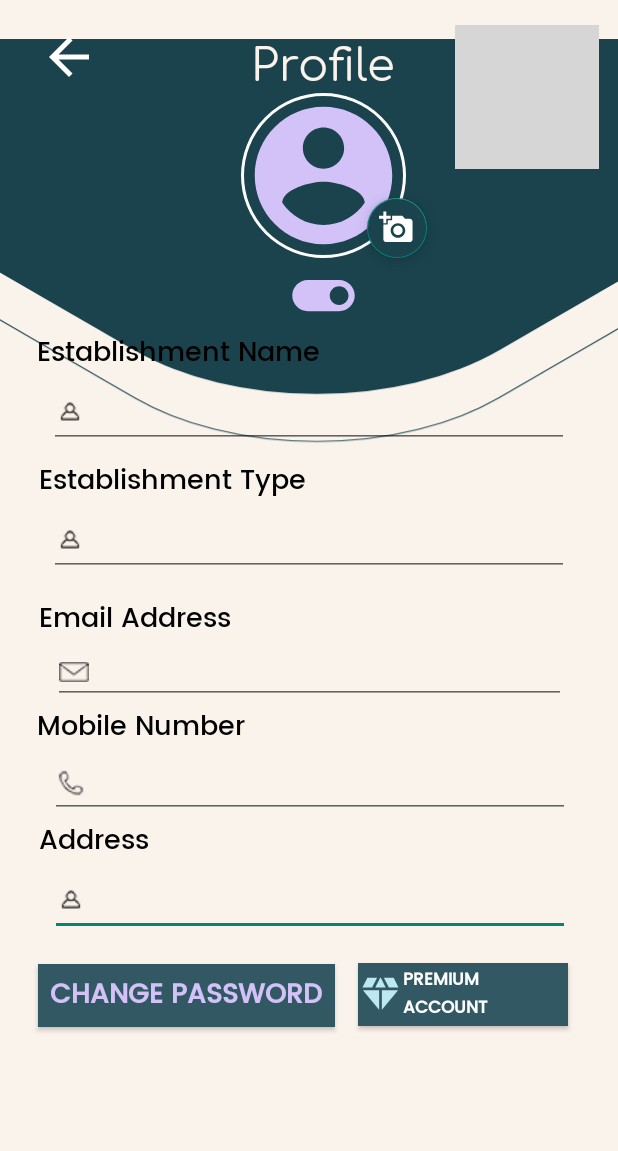
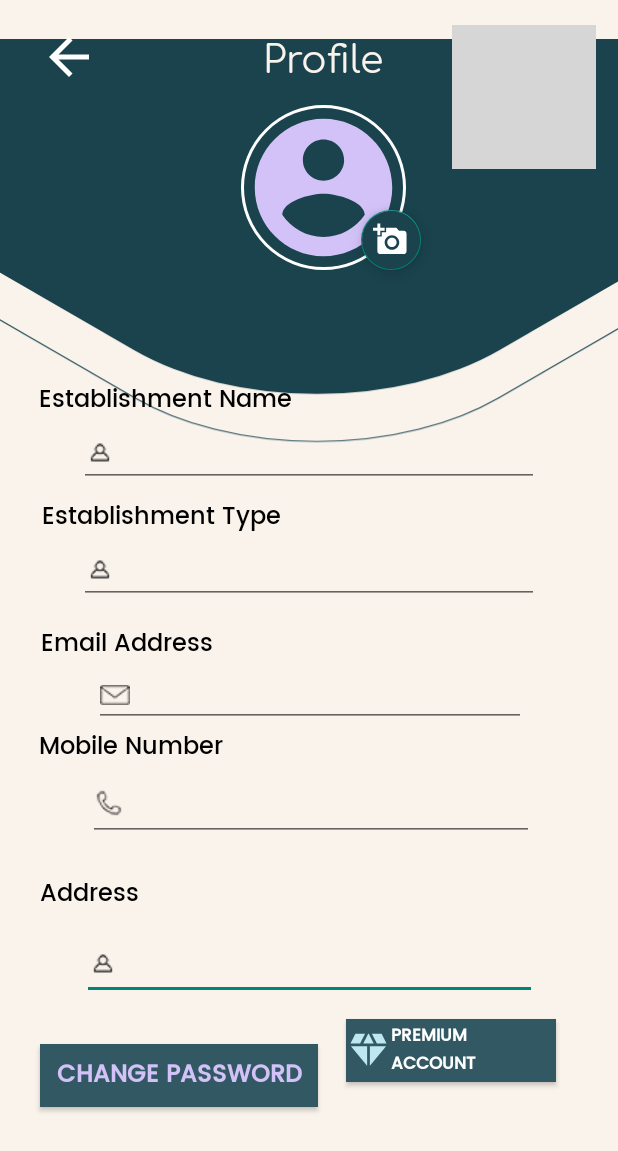
Before and after one commit to angeldhanna/PakigsaBotBusinessOwner, an Android app: the Profile screen opened directly, with no data from a screen before it, on a phone screen of 412 x 824 dp. Shown: the top 1151 px of the screen. Run offline under Robolectric (Android 15) with nearby library versions, the phone set to English and light mode, and no system bars; our stand-ins replace CircleImageView, Firebase (no records; nobody signed in at launch, a user with empty details on screens opened directly), Picasso; libraries missing offline, so code that uses them is left out: com.etebarian.meowbottomnavigation, com.theartofdev.edmodo; 1 statement that could not run was skipped; grey boxes are pictures that could not be loaded.

Commit message:
added subscription terms, adjusted font size

```diff
--- a/app/src/main/AndroidManifest.xml
+++ b/app/src/main/AndroidManifest.xml
@@ -20,6 +20,9 @@
         android:roundIcon="@mipmap/ic_launcher_round"
         android:supportsRtl="true"
         android:theme="@style/Theme.PakigsaBotBusinessOwner">
+        <activity
+            android:name=".PremiumApp.SubscriptionTerms"
+            android:exported="true" />
         <activity
             android:name=".Feedback.ViewFeedbackResto"
             android:exported="true" />
--- a/app/src/main/java/com/capstone/pakigsabotbusinessowner/Reservations/Adapter/RestoReservationsAdapter.java
+++ b/app/src/main/java/com/capstone/pakigsabotbusinessowner/Reservations/Adapter/RestoReservationsAdapter.java
@@ -362,7 +362,7 @@ public class RestoReservationsAdapter extends RecyclerView.Adapter<RestoReservat
                 completed.put("completeReserv_childPax", "0");
                 completed.put("completeReserv_infantPax", "0");
                 completed.put("completeReserv_petPax", "0");
-                completed.put("completeReserv_pax", "1");
+                completed.put("completeReserv_pax", reservationList.getReservePax());
                 completed.put("completeReserv_name", reservationList.getReserveName());
                 completed.put("completeReserv_notes", reservationList.getNotes());
                 completed.put("completeReserv_timeCheckIn", reservationList.getReserveTime());
--- a/app/src/main/res/layout/activity_profile.xml
+++ b/app/src/main/res/layout/activity_profile.xml
@@ -9,8 +9,8 @@
 
     <EditText
         android:id="@+id/addressProfileET"
-        android:layout_width="wrap_content"
-        android:layout_height="wrap_content"
+        android:layout_width="303dp"
+        android:layout_height="47dp"
         android:drawableStart="@drawable/person_icon"
         android:drawablePadding="5dp"
         android:ems="10"
@@ -19,13 +19,12 @@
         android:lineSpacingExtra="5sp"
         android:text="@string/address"
         android:textColor="@color/black"
-        android:textSize="18sp"
+        android:textSize="15sp"
         app:layout_constraintBottom_toBottomOf="parent"
         app:layout_constraintEnd_toEndOf="parent"
-        app:layout_constraintHorizontal_bias="0.514"
         app:layout_constraintStart_toStartOf="parent"
         app:layout_constraintTop_toBottomOf="@+id/textView8"
-        app:layout_constraintVertical_bias="0.0" />
+        app:layout_constraintVertical_bias="0.06" />
 
     <TextView
         android:id="@+id/textView8"
@@ -35,13 +34,13 @@
         android:fontFamily="@font/poppins_medium"
         android:text="@string/address"
         android:textColor="@color/black"
-        android:textSize="18sp"
+        android:textSize="16sp"
         app:layout_constraintBottom_toBottomOf="parent"
         app:layout_constraintEnd_toEndOf="parent"
-        app:layout_constraintHorizontal_bias="0.077"
+        app:layout_constraintHorizontal_bias="0.078"
         app:layout_constraintStart_toStartOf="parent"
         app:layout_constraintTop_toBottomOf="@+id/mobileNumProfileET"
-        app:layout_constraintVertical_bias="0.0" />
+        app:layout_constraintVertical_bias="0.204" />
 
     <ImageView
         android:id="@+id/imageView3"
@@ -63,7 +62,7 @@
         android:fontFamily="@font/poppins_medium"
         android:text="@string/estType"
         android:textColor="@color/black"
-        android:textSize="18sp"
+        android:textSize="16sp"
         app:layout_constraintBottom_toBottomOf="parent"
         app:layout_constraintEnd_toEndOf="parent"
         app:layout_constraintHorizontal_bias="0.112"
@@ -73,21 +72,21 @@
 
     <Button
         android:id="@+id/changePassBtn"
-        android:layout_width="198dp"
+        android:layout_width="185dp"
         android:layout_height="42dp"
         android:layout_marginBottom="16dp"
         android:background="@color/darkbluegreen"
         android:fontFamily="@font/poppins_medium"
         android:text="@string/changePass"
         android:textColor="@color/purple"
-        android:textSize="18sp"
+        android:textSize="16sp"
         android:textStyle="bold"
         app:layout_constraintBottom_toBottomOf="parent"
         app:layout_constraintEnd_toEndOf="parent"
-        app:layout_constraintHorizontal_bias="0.117"
+        app:layout_constraintHorizontal_bias="0.119"
         app:layout_constraintStart_toStartOf="parent"
         app:layout_constraintTop_toBottomOf="@+id/addressProfileET"
-        app:layout_constraintVertical_bias="0.13" />
+        app:layout_constraintVertical_bias="0.294" />
 
     <Button
         android:id="@+id/goPremiumBtn"
@@ -138,7 +137,7 @@
         android:fontFamily="@font/poppins_medium"
         android:text="@string/mobile"
         android:textColor="@color/black"
-        android:textSize="18sp"
+        android:textSize="16sp"
         app:layout_constraintBottom_toBottomOf="parent"
         app:layout_constraintEnd_toEndOf="parent"
         app:layout_constraintHorizontal_bias="0.091"
@@ -153,7 +152,7 @@
         android:fontFamily="@font/poppins_medium"
         android:text="@string/email"
         android:textColor="@color/black"
-        android:textSize="18sp"
+        android:textSize="16sp"
         app:layout_constraintBottom_toBottomOf="parent"
         app:layout_constraintEnd_toEndOf="parent"
         app:layout_constraintHorizontal_bias="0.092"
@@ -181,7 +180,7 @@
         android:fontFamily="@font/comfortaa"
         android:text="@string/prof"
         android:textColor="@color/peach"
-        android:textSize="30sp"
+        android:textSize="25sp"
         app:layout_constraintEnd_toEndOf="parent"
         app:layout_constraintHorizontal_bias="0.53"
         app:layout_constraintStart_toStartOf="parent"
@@ -199,18 +198,18 @@
         app:layout_constraintHorizontal_bias="0.531"
         app:layout_constraintStart_toStartOf="parent"
         app:layout_constraintTop_toBottomOf="@+id/profileTxt"
-        app:layout_constraintVertical_bias="0.0" />
+        app:layout_constraintVertical_bias="0.022" />
 
     <com.google.android.material.floatingactionbutton.FloatingActionButton
         android:id="@+id/addPhotoFAB"
         android:layout_width="wrap_content"
         android:layout_height="wrap_content"
-        android:layout_marginStart="4dp"
+        android:layout_marginStart="80dp"
         android:backgroundTint="@color/darkgreen"
         android:clickable="true"
         app:fabSize="mini"
         app:layout_constraintBottom_toBottomOf="@+id/profileImageView"
-        app:layout_constraintStart_toEndOf="@+id/toggle_on_ImageView"
+        app:layout_constraintStart_toStartOf="@+id/profileImageView"
         app:maxImageSize="23dp"
         app:srcCompat="@drawable/ic_add_photo" />
 
@@ -251,7 +250,7 @@
         android:lineSpacingExtra="5sp"
         android:text="@string/estName"
         android:textColor="@color/black"
-        android:textSize="18sp"
+        android:textSize="15sp"
         app:layout_constraintBottom_toBottomOf="parent"
         app:layout_constraintEnd_toEndOf="parent"
         app:layout_constraintStart_toStartOf="parent"
@@ -270,7 +269,7 @@
         android:lineSpacingExtra="5sp"
         android:text="@string/estType"
         android:textColor="@color/black"
-        android:textSize="18sp"
+        android:textSize="15sp"
         app:layout_constraintBottom_toBottomOf="parent"
         app:layout_constraintEnd_toEndOf="parent"
         app:layout_constraintStart_toStartOf="parent"
@@ -284,18 +283,18 @@
         android:fontFamily="@font/poppins_medium"
         android:text="@string/estName"
         android:textColor="@color/black"
-        android:textSize="18sp"
+        android:textSize="16sp"
         app:layout_constraintBottom_toBottomOf="parent"
         app:layout_constraintEnd_toEndOf="parent"
-        app:layout_constraintHorizontal_bias="0.111"
+        app:layout_constraintHorizontal_bias="0.106"
         app:layout_constraintStart_toStartOf="parent"
         app:layout_constraintTop_toBottomOf="@+id/profileImageView"
-        app:layout_constraintVertical_bias="0.077" />
+        app:layout_constraintVertical_bias="0.119" />
 
     <EditText
         android:id="@+id/emailAddProfileET"
-        android:layout_width="342dp"
-        android:layout_height="41dp"
+        android:layout_width="288dp"
+        android:layout_height="42dp"
         android:drawableStart="@drawable/email_icon"
         android:drawablePadding="5dp"
         android:ems="10"
@@ -304,18 +303,19 @@
         android:lineSpacingExtra="8sp"
         android:text="example@gmail.com"
         android:textColor="@color/black"
-        android:textSize="16sp"
+        android:textSize="15sp"
         app:layout_constraintBottom_toBottomOf="parent"
         app:layout_constraintEnd_toEndOf="parent"
         app:layout_constraintHorizontal_bias="0.507"
         app:layout_constraintStart_toStartOf="parent"
         app:layout_constraintTop_toBottomOf="@+id/textView6"
-        app:layout_constraintVertical_bias="0.0" />
+        app:layout_constraintVertical_bias="0.0"
+        tools:ignore="TouchTargetSizeCheck" />
 
     <EditText
         android:id="@+id/mobileNumProfileET"
-        android:layout_width="wrap_content"
-        android:layout_height="wrap_content"
+        android:layout_width="297dp"
+        android:layout_height="49dp"
         android:drawableStart="@drawable/phone_icon"
         android:drawablePadding="5dp"
         android:ems="10"
@@ -324,7 +324,7 @@
         android:lineSpacingExtra="8sp"
         android:text="639123456711"
         android:textColor="@color/black"
-        android:textSize="16sp"
+        android:textSize="15sp"
         app:layout_constraintBottom_toBottomOf="parent"
         app:layout_constraintEnd_toEndOf="parent"
         app:layout_constraintHorizontal_bias="0.514"
@@ -332,16 +332,4 @@
         app:layout_constraintTop_toBottomOf="@+id/textView7"
         app:layout_constraintVertical_bias="0.0" />
 
-    <ImageView
-        android:id="@+id/toggle_on_ImageView"
-        android:layout_width="wrap_content"
-        android:layout_height="wrap_content"
-        app:layout_constraintBottom_toBottomOf="parent"
-        app:layout_constraintEnd_toEndOf="parent"
-        app:layout_constraintHorizontal_bias="0.526"
-        app:layout_constraintStart_toStartOf="parent"
-        app:layout_constraintTop_toBottomOf="@+id/profileImageView"
-        app:layout_constraintVertical_bias="0.0"
-        app:srcCompat="@drawable/ic_toggle_on" />
-
 </androidx.constraintlayout.widget.ConstraintLayout>
```
Also changed, not shown: app/src/main/java/com/capstone/pakigsabotbusinessowner/PremiumApp/SubscriptionTerms.java (added, +75 -0 lines), app/src/main/java/com/capstone/pakigsabotbusinessowner/PremiumApp/UpgradeScreen.java (+15 -0 lines), app/src/main/res/layout/activity_input_location.xml (+6 -4 lines), app/src/main/res/layout/activity_subscription_terms.xml (added, +141 -0 lines), app/src/main/res/layout/activity_upgrade_screen.xml (+13 -16 lines).
